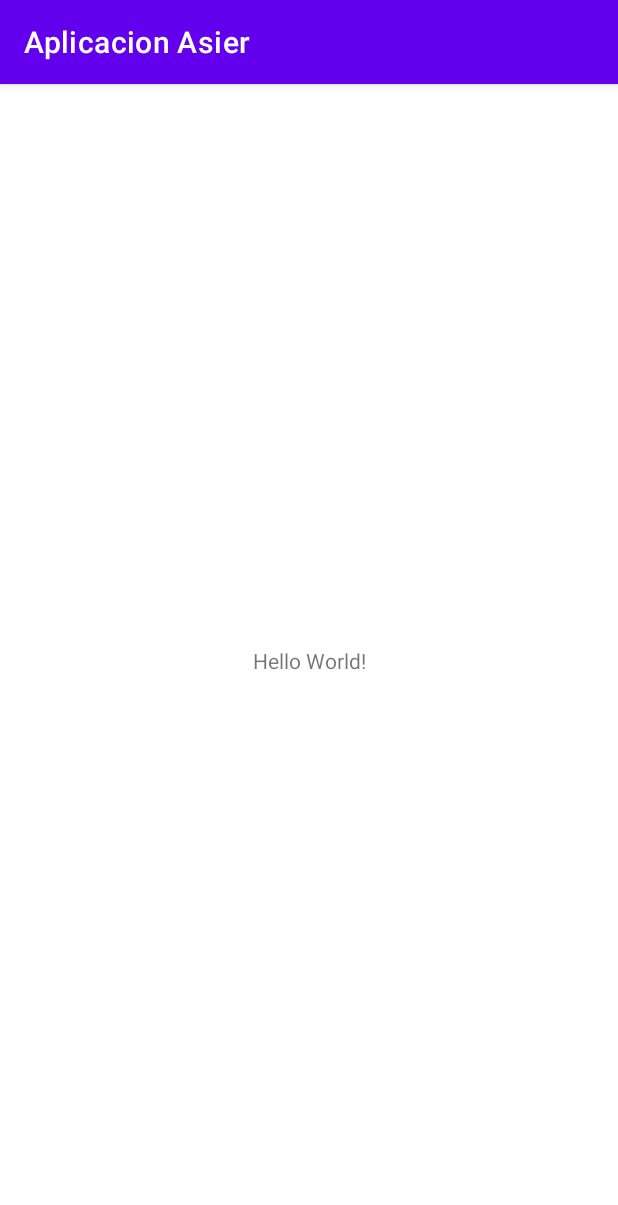
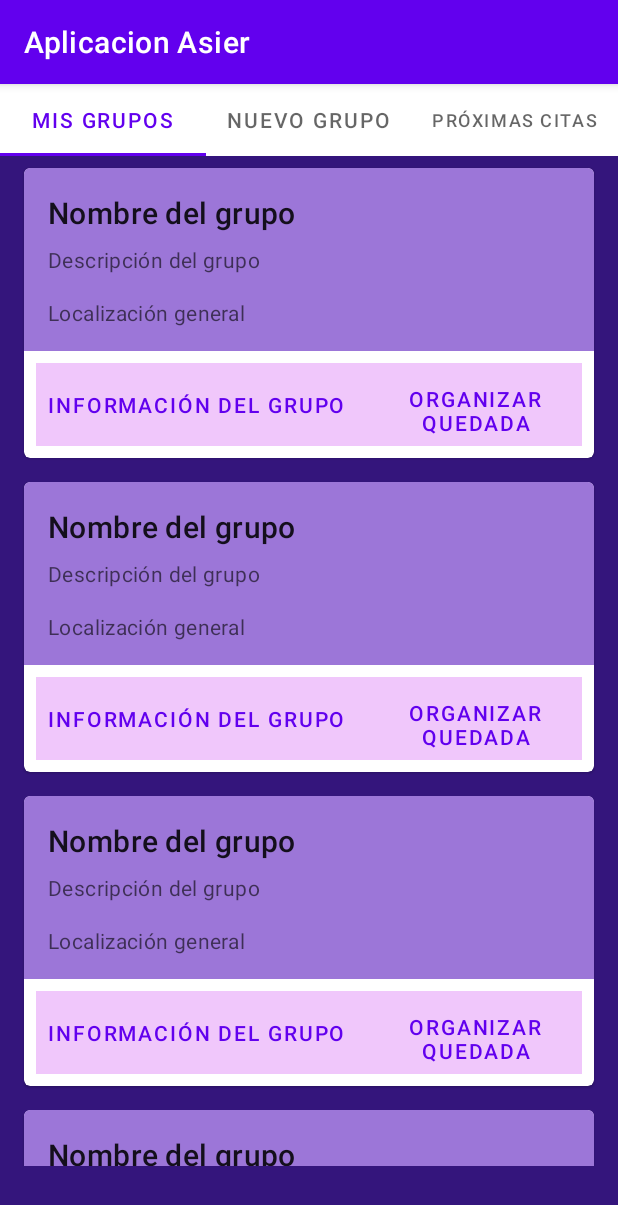
Before and after one commit to AsierConesa/AplicacionesAndroid, an Android app: the screen it shows after launch (MainActivity), on a phone screen of 412 x 824 dp. Shown: the top 1205 px of the screen. Run offline under Robolectric (Android 15) with nearby library versions, the phone set to English and light mode, and no system bars.

Commit message:
añadidas activities de mi aplicacion

```diff
--- a/Aplicacion Asier/app/src/main/java/com/example/aplicacionasier/MainActivity.java
+++ b/Aplicacion Asier/app/src/main/java/com/example/aplicacionasier/MainActivity.java
@@ -9,6 +9,6 @@ public class MainActivity extends AppCompatActivity {
     @Override
     protected void onCreate(Bundle savedInstanceState) {
         super.onCreate(savedInstanceState);
-        setContentView(R.layout.activity_main);
+        setContentView(R.layout.activity_mis_grupos);
     }
 }
--- a/Aplicacion Asier/app/src/main/res/layout/activity_main.xml
+++ /dev/null
@@ -1,18 +0,0 @@
-<?xml version="1.0" encoding="utf-8"?>
-<androidx.constraintlayout.widget.ConstraintLayout xmlns:android="http://schemas.android.com/apk/res/android"
-    xmlns:app="http://schemas.android.com/apk/res-auto"
-    xmlns:tools="http://schemas.android.com/tools"
-    android:layout_width="match_parent"
-    android:layout_height="match_parent"
-    tools:context=".MainActivity">
-
-    <TextView
-        android:layout_width="wrap_content"
-        android:layout_height="wrap_content"
-        android:text="Hello World!"
-        app:layout_constraintBottom_toBottomOf="parent"
-        app:layout_constraintLeft_toLeftOf="parent"
-        app:layout_constraintRight_toRightOf="parent"
-        app:layout_constraintTop_toTopOf="parent" />
-
-</androidx.constraintlayout.widget.ConstraintLayout>
--- /dev/null
+++ b/Aplicacion Asier/app/src/main/res/layout/activity_mis_grupos.xml
@@ -0,0 +1,342 @@
+<?xml version="1.0" encoding="utf-8"?>
+<androidx.constraintlayout.widget.ConstraintLayout xmlns:android="http://schemas.android.com/apk/res/android"
+    xmlns:app="http://schemas.android.com/apk/res-auto"
+    xmlns:tools="http://schemas.android.com/tools"
+    android:id="@+id/mainConstLay"
+    android:layout_width="match_parent"
+    android:layout_height="match_parent"
+    android:background="#34157C"
+    tools:context=".MainActivity">
+
+
+    <com.google.android.material.tabs.TabLayout
+        android:id="@+id/tabLayout"
+        android:layout_width="match_parent"
+        android:layout_height="wrap_content"
+        android:backgroundTint="#FFFFFF"
+        app:layout_constraintEnd_toEndOf="parent"
+        app:layout_constraintHorizontal_bias="0.0"
+        app:layout_constraintStart_toStartOf="parent"
+        app:layout_constraintTop_toTopOf="parent">
+
+        <com.google.android.material.tabs.TabItem
+            android:layout_width="wrap_content"
+            android:layout_height="wrap_content"
+            android:text="@string/MyGroupsButton" />
+
+        <com.google.android.material.tabs.TabItem
+            android:layout_width="wrap_content"
+            android:layout_height="wrap_content"
+            android:text="@string/createGroupButton" />
+
+        <com.google.android.material.tabs.TabItem
+            android:layout_width="wrap_content"
+            android:layout_height="wrap_content"
+            android:text="@string/nextDatesButton" />
+
+    </com.google.android.material.tabs.TabLayout>
+
+    <ScrollView
+        android:layout_width="396dp"
+        android:layout_height="673dp"
+        app:layout_constraintEnd_toEndOf="parent"
+        app:layout_constraintStart_toStartOf="parent"
+        app:layout_constraintTop_toBottomOf="@+id/tabLayout">
+
+        <LinearLayout
+            android:layout_width="match_parent"
+            android:layout_height="wrap_content"
+            android:orientation="vertical">
+
+            <com.google.android.material.card.MaterialCardView
+                android:id="@+id/card"
+                android:layout_width="match_parent"
+                android:layout_height="wrap_content"
+                android:layout_margin="8dp">
+
+                <LinearLayout
+                    android:layout_width="match_parent"
+                    android:layout_height="wrap_content"
+                    android:orientation="vertical">
+
+                    <!-- Media -->
+
+                    <!-- Buttons -->
+
+                    <LinearLayout
+                        android:layout_width="match_parent"
+                        android:layout_height="wrap_content"
+                        android:background="#9C76D8"
+                        android:orientation="vertical"
+                        android:padding="16dp">
+
+                        <!-- Title, secondary and supporting text -->
+                        <TextView
+                            android:layout_width="wrap_content"
+                            android:layout_height="wrap_content"
+                            android:text="@string/groupName1"
+                            android:textAppearance="?attr/textAppearanceHeadline6" />
+
+                        <TextView
+                            android:layout_width="wrap_content"
+                            android:layout_height="wrap_content"
+                            android:layout_marginTop="8dp"
+                            android:text="@string/groupDescription"
+                            android:textAppearance="?attr/textAppearanceBody2"
+                            android:textColor="?android:attr/textColorSecondary" />
+
+                        <TextView
+                            android:layout_width="wrap_content"
+                            android:layout_height="wrap_content"
+                            android:layout_marginTop="16dp"
+                            android:text="@string/GeneralLocation"
+                            android:textAppearance="?attr/textAppearanceBody2"
+                            android:textColor="?android:attr/textColorSecondary" />
+
+                    </LinearLayout>
+
+                    <LinearLayout
+                        android:layout_width="wrap_content"
+                        android:layout_height="wrap_content"
+                        android:layout_margin="8dp"
+                        android:background="#F0C7FB"
+                        android:orientation="horizontal">
+
+                        <com.google.android.material.button.MaterialButton
+                            style="?attr/borderlessButtonStyle"
+                            android:layout_width="wrap_content"
+                            android:layout_height="match_parent"
+                            android:layout_marginEnd="8dp"
+                            android:text="@string/InfoGroupButton" />
+
+                        <com.google.android.material.button.MaterialButton
+                            style="?attr/borderlessButtonStyle"
+                            android:layout_width="wrap_content"
+                            android:layout_height="wrap_content"
+                            android:text="@string/CreateDateButton" />
+                    </LinearLayout>
+
+                </LinearLayout>
+
+            </com.google.android.material.card.MaterialCardView>
+
+            <com.google.android.material.card.MaterialCardView
+                android:id="@+id/card2"
+                android:layout_width="match_parent"
+                android:layout_height="wrap_content"
+                android:layout_margin="8dp">
+
+                <LinearLayout
+                    android:layout_width="match_parent"
+                    android:layout_height="wrap_content"
+                    android:orientation="vertical">
+
+                    <!-- Media -->
+
+                    <!-- Buttons -->
+
+                    <LinearLayout
+                        android:layout_width="match_parent"
+                        android:layout_height="wrap_content"
+                        android:background="#9C76D8"
+                        android:orientation="vertical"
+                        android:padding="16dp">
+
+                        <!-- Title, secondary and supporting text -->
+                        <TextView
+                            android:layout_width="wrap_content"
+                            android:layout_height="wrap_content"
+                            android:text="@string/groupName1"
+                            android:textAppearance="?attr/textAppearanceHeadline6" />
+
+                        <TextView
+                            android:layout_width="wrap_content"
+                            android:layout_height="wrap_content"
+                            android:layout_marginTop="8dp"
+                            android:text="@string/groupDescription"
+                            android:textAppearance="?attr/textAppearanceBody2"
+                            android:textColor="?android:attr/textColorSecondary" />
+
+                        <TextView
+                            android:layout_width="wrap_content"
+                            android:layout_height="wrap_content"
+                            android:layout_marginTop="16dp"
+                            android:text="@string/GeneralLocation"
+                            android:textAppearance="?attr/textAppearanceBody2"
+                            android:textColor="?android:attr/textColorSecondary" />
+
+                    </LinearLayout>
+
+                    <LinearLayout
+                        android:layout_width="wrap_content"
+                        android:layout_height="wrap_content"
+                        android:layout_margin="8dp"
+                        android:background="#F0C7FB"
+                        android:orientation="horizontal">
+
+                        <com.google.android.material.button.MaterialButton
+                            style="?attr/borderlessButtonStyle"
+                            android:layout_width="wrap_content"
+                            android:layout_height="match_parent"
+                            android:layout_marginEnd="8dp"
+                            android:text="@string/InfoGroupButton" />
+
+                        <com.google.android.material.button.MaterialButton
+                            style="?attr/borderlessButtonStyle"
+                            android:layout_width="wrap_content"
+                            android:layout_height="wrap_content"
+                            android:text="@string/CreateDateButton" />
+                    </LinearLayout>
+
+                </LinearLayout>
+
+            </com.google.android.material.card.MaterialCardView>
+
+            <com.google.android.material.card.MaterialCardView
+                android:id="@+id/card3"
+                android:layout_width="match_parent"
+                android:layout_height="wrap_content"
+                android:layout_margin="8dp">
+
+                <LinearLayout
+                    android:layout_width="match_parent"
+                    android:layout_height="wrap_content"
+                    android:orientation="vertical">
+
+                    <!-- Media -->
+
+                    <!-- Buttons -->
+
+                    <LinearLayout
+                        android:layout_width="match_parent"
+                        android:layout_height="wrap_content"
+                        android:background="#9C76D8"
+                        android:orientation="vertical"
+                        android:padding="16dp">
+
+                        <!-- Title, secondary and supporting text -->
+                        <TextView
+                            android:layout_width="wrap_content"
+                            android:layout_height="wrap_content"
+                            android:text="@string/groupName1"
+                            android:textAppearance="?attr/textAppearanceHeadline6" />
+
+                        <TextView
+                            android:layout_width="wrap_content"
+                            android:layout_height="wrap_content"
+                            android:layout_marginTop="8dp"
+                            android:text="@string/groupDescription"
+                            android:textAppearance="?attr/textAppearanceBody2"
+                            android:textColor="?android:attr/textColorSecondary" />
+
+                        <TextView
+                            android:layout_width="wrap_content"
+                            android:layout_height="wrap_content"
+                            android:layout_marginTop="16dp"
+                            android:text="@string/GeneralLocation"
+                            android:textAppearance="?attr/textAppearanceBody2"
+                            android:textColor="?android:attr/textColorSecondary" />
+
+                    </LinearLayout>
+
+                    <LinearLayout
+                        android:layout_width="wrap_content"
+                        android:layout_height="wrap_content"
+                        android:layout_margin="8dp"
+                        android:background="#F0C7FB"
+                        android:orientation="horizontal">
+
+                        <com.google.android.material.button.MaterialButton
+                            style="?attr/borderlessButtonStyle"
+                            android:layout_width="wrap_content"
+                            android:layout_height="match_parent"
+                            android:layout_marginEnd="8dp"
+                            android:text="@string/InfoGroupButton" />
+
+                        <com.google.android.material.button.MaterialButton
+                            style="?attr/borderlessButtonStyle"
+                            android:layout_width="wrap_content"
+                            android:layout_height="wrap_content"
+                            android:text="@string/CreateDateButton" />
+                    </LinearLayout>
+
+                </LinearLayout>
+
+            </com.google.android.material.card.MaterialCardView>
+
+            <com.google.android.material.card.MaterialCardView
+                android:id="@+id/card4"
+                android:layout_width="match_parent"
+                android:layout_height="wrap_content"
+                android:layout_margin="8dp">
+
+                <LinearLayout
+                    android:layout_width="match_parent"
+                    android:layout_height="wrap_content"
+                    android:orientation="vertical">
+
+                    <!-- Media -->
+
+                    <!-- Buttons -->
+
+                    <LinearLayout
+                        android:layout_width="match_parent"
+                        android:layout_height="wrap_content"
+                        android:background="#9C76D8"
+                        android:orientation="vertical"
+                        android:padding="16dp">
+
+                        <!-- Title, secondary and supporting text -->
+                        <TextView
+                            android:layout_width="wrap_content"
+                            android:layout_height="wrap_content"
+                            android:text="@string/groupName1"
+                            android:textAppearance="?attr/textAppearanceHeadline6" />
+
+                        <TextView
+                            android:layout_width="wrap_content"
+                            android:layout_height="wrap_content"
+                            android:layout_marginTop="8dp"
+                            android:text="@string/groupDescription"
+                            android:textAppearance="?attr/textAppearanceBody2"
+                            android:textColor="?android:attr/textColorSecondary" />
+
+                        <TextView
+                            android:layout_width="wrap_content"
+                            android:layout_height="wrap_content"
+                            android:layout_marginTop="16dp"
+                            android:text="@string/GeneralLocation"
+                            android:textAppearance="?attr/textAppearanceBody2"
+                            android:textColor="?android:attr/textColorSecondary" />
+
+                    </LinearLayout>
+
+                    <LinearLayout
+                        android:layout_width="wrap_content"
+                        android:layout_height="wrap_content"
+                        android:layout_margin="8dp"
+                        android:background="#F0C7FB"
+                        android:orientation="horizontal">
+
+                        <com.google.android.material.button.MaterialButton
+                            style="?attr/borderlessButtonStyle"
+                            android:layout_width="wrap_content"
+                            android:layout_height="56dp"
+                            android:layout_marginEnd="8dp"
+                            android:text="@string/InfoGroupButton" />
+
+                        <com.google.android.material.button.MaterialButton
+                            style="?attr/borderlessButtonStyle"
+                            android:layout_width="wrap_content"
+                            android:layout_height="wrap_content"
+                            android:text="@string/CreateDateButton" />
+                    </LinearLayout>
+
+                </LinearLayout>
+
+            </com.google.android.material.card.MaterialCardView>
+
+        </LinearLayout>
+    </ScrollView>
+
+</androidx.constraintlayout.widget.ConstraintLayout>
--- /dev/null
+++ b/Aplicacion Asier/app/src/main/res/layout/activity_nuevo_grupo.xml
@@ -0,0 +1,31 @@
+<?xml version="1.0" encoding="utf-8"?>
+<androidx.constraintlayout.widget.ConstraintLayout xmlns:android="http://schemas.android.com/apk/res/android"
+    xmlns:app="http://schemas.android.com/apk/res-auto"
+    android:layout_width="match_parent"
+    android:layout_height="match_parent">
+
+    <com.google.android.material.tabs.TabLayout
+        android:layout_width="match_parent"
+        android:layout_height="wrap_content"
+        app:layout_constraintEnd_toEndOf="parent"
+        app:layout_constraintStart_toStartOf="parent"
+        app:layout_constraintTop_toTopOf="parent">
+
+        <com.google.android.material.tabs.TabItem
+            android:layout_width="wrap_content"
+            android:layout_height="wrap_content"
+            android:text="@string/MyGroupsButton" />
+
+        <com.google.android.material.tabs.TabItem
+            android:layout_width="wrap_content"
+            android:layout_height="wrap_content"
+            android:text="@string/createGroupButton" />
+
+        <com.google.android.material.tabs.TabItem
+            android:layout_width="wrap_content"
+            android:layout_height="wrap_content"
+            android:text="@string/nextDatesButton" />
+
+    </com.google.android.material.tabs.TabLayout>
+
+</androidx.constraintlayout.widget.ConstraintLayout>
--- a/Aplicacion Asier/app/src/main/res/values/strings.xml
+++ b/Aplicacion Asier/app/src/main/res/values/strings.xml
@@ -1,3 +1,12 @@
 <resources>
     <string name="app_name">Aplicacion Asier</string>
+    <string name="txtTitle">Nombre de la App</string>
+    <string name="createGroupButton">Nuevo Grupo</string>
+    <string name="MyGroupsButton">Mis Grupos</string>
+    <string name="nextDatesButton">Próximas Citas</string>
+    <string name="groupName1" >Nombre del grupo</string>
+    <string name="groupDescription">Descripción del grupo</string>
+    <string name="GeneralLocation">Localización general</string>
+    <string name="InfoGroupButton">Información del Grupo</string>
+    <string name="CreateDateButton">Organizar quedada</string>
 </resources>
```
